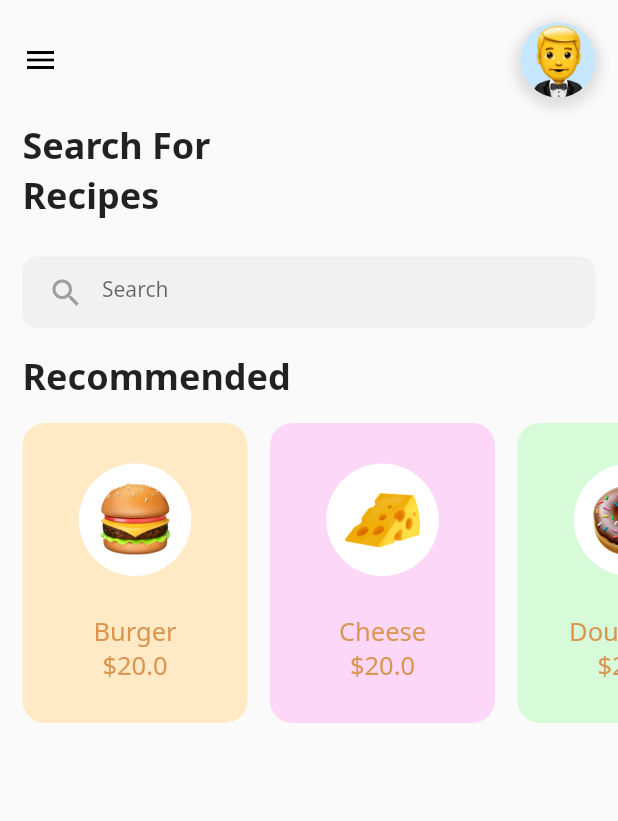
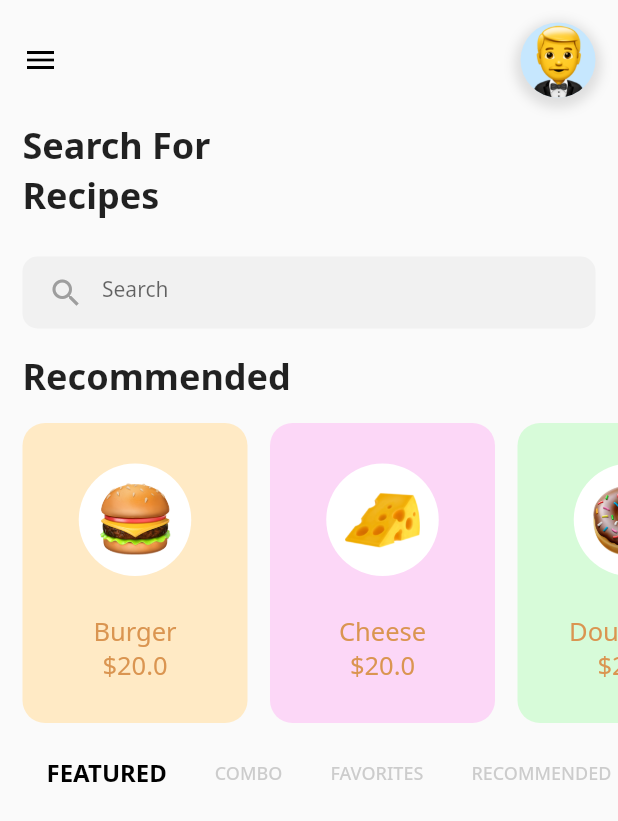
Before and after one commit to amitmaurya7374/Flutter-Food-order-App, a Flutter app: the screen it shows after launch, on a phone screen of 412 x 824 dp. Shown: the top 821 px of the screen. Run offline on Flutter 3.47's test engine with Material 2 defaults, Android fonts, the phone set to English and light mode, and no system bars; our stand-ins replace google_fonts.

Commit message:
3rd commit

```diff
--- a/lib/models/food_data.dart
+++ b/lib/models/food_data.dart
@@ -8,13 +8,13 @@ class FoodData extends ChangeNotifier {
     Food(name: 'Burger', price: 20.0, imagePath: 'assets/burger.png',color: Color(0XFFFFEAC5)),
     Food(name: 'Cheese', price: 20.0, imagePath: 'assets/cheese.png',color: Color(0XFFFCD7F7)),
     Food(name: 'Doughnut', price: 20.0, imagePath: 'assets/doughnut.png',color:Color(0XFFD7FBD9)),
-    Food(name: 'fries', price: 20.0, imagePath: 'assets/fries.png',color:Color(0XFFC3E3FF)),
+    Food(name: 'Fries', price: 20.0, imagePath: 'assets/fries.png',color:Color(0XFFC3E3FF)),
     Food(name: 'HotDog', price: 20.0, imagePath: 'assets/hotdog.png',color:Color(0XFFFFE4E0)),
     Food(name: 'Pizza', price: 20.0, imagePath: 'assets/pizza.png',color: Color(0XFFFFE4E0)),
     Food(name: 'PopCorn', price: 20.0, imagePath: 'assets/popcorn.png',color: Color(0XFFFED6CF)),
     Food(name: 'SandWich', price: 20.0, imagePath: 'assets/sandwich.png',color: Color(0XFFC5F6C5)),
     Food(name: 'Taco', price: 20.0, imagePath: 'assets/taco.png',color: Color(0XFFC4E2FD)),
-    Food(name: 'Tuxedo', price: 20.0, imagePath: 'assets/tuxedo.png'),
+    // Food(name: 'Tuxedo', price: 20.0, imagePath: 'assets/tuxedo.png'),
   ];
   UnmodifiableListView<Food> get foodItems{
     return UnmodifiableListView(_foodItems);
--- a/lib/screens/main_page_scrren.dart
+++ b/lib/screens/main_page_scrren.dart
@@ -1,9 +1,21 @@
 import 'package:flutter/material.dart';
-import 'package:food_app/models/food_data.dart';
+import 'package:food_app/widgets/foodListView.dart';
 import 'package:google_fonts/google_fonts.dart';
-import 'package:provider/provider.dart';
 
-class MainPageScreen extends StatelessWidget {
+class MainPageScreen extends StatefulWidget {
+  @override
+  _MainPageScreenState createState() => _MainPageScreenState();
+}
+
+class _MainPageScreenState extends State<MainPageScreen>
+    with SingleTickerProviderStateMixin {
+  TabController tabController;
+  @override
+  void initState() {
+    super.initState();
+    tabController = TabController(vsync: this, length: 4);
+  }
+
   @override
   Widget build(BuildContext context) {
     return Scaffold(
@@ -35,9 +47,7 @@ class MainPageScreen extends StatelessWidget {
                       shape: BoxShape.circle,
                       image: DecorationImage(
                         ///Note :List can be access by using index value
-                        image: AssetImage(Provider.of<FoodData>(context)
-                            .foodItems[9]
-                            .imagePath),
+                        image: AssetImage('assets/tuxedo.png'),
                         fit: BoxFit.contain,
                       ),
                     ),
@@ -99,80 +109,34 @@ class MainPageScreen extends StatelessWidget {
                 ),
               ),
             ),
-            SizedBox(height: 15.0,),
+            SizedBox(
+              height: 15.0,
+            ),
             Container(
               height: 200.0,
-
-              child: ListView.builder(
-                scrollDirection: Axis.horizontal,
-                itemBuilder: (context, index) {
-                  return Padding(
-                      padding: const EdgeInsets.only(left: 15.0),
-                      child: InkWell(
-                        onTap: () {},
-                        child: Container(
-
-                          height: 175.0,
-                          width: 150.0,
-                          decoration: BoxDecoration(
-                                    borderRadius: BorderRadius.circular(
-                                      15.0,
-                                    ),
-                                    color: Provider.of<FoodData>(context).foodItems[index].color,
-                                  ),
-                          child: Column(
-                            mainAxisAlignment: MainAxisAlignment.center,
-                            children: <Widget>[
-                              Hero(
-                                tag: Provider.of<FoodData>(context)
-                                    .foodItems[index]
-                                    .name,
-                                child: Container(
-                                  height: 75,
-                                  width: 75.0,
-                                  decoration: BoxDecoration(
-                                color: Colors.white, shape: BoxShape.circle),
-                                  child: Center(
-                                    child: Image.asset(
-                                      Provider.of<FoodData>(context)
-                                          .foodItems[index]
-                                          .imagePath,
-                                      height: 50.0,
-                                      width: 50.0,
-                                    ),
-                                  ),
-                                ),
-                              ),
-                              SizedBox(
-                                height: 25.0,
-                              ),
-                              Text(
-                                Provider.of<FoodData>(context)
-                                    .foodItems[index]
-                                    .name,
-                                style: GoogleFonts.notoSans(
-                                  fontSize: 17.0,
-                                  color: Color(0xFFDA9551),
-                                ),
-                              ),
-                              Text(
-                                '\$' +
-                                    Provider.of<FoodData>(context)
-                                        .foodItems[index]
-                                        .price
-                                        .toString(),
-                                style: GoogleFonts.notoSans(
-                                  fontSize: 17.0,
-                                  color: Color(0xFFDA9551),
-                                ),
-                              ),
-                            ],
-                          ),
-                        ),
-                      ));
-                },
-                itemCount: Provider.of<FoodData>(context).foodCount,
-              ),
+              child: FoodListView(),
+            ),
+            SizedBox(
+              height: 10.0,
+            ),
+            Padding(
+              padding: EdgeInsets.only(left: 15.0),
+              child: TabBar(
+                  controller: tabController,
+                  isScrollable: true,
+                  indicatorColor: Colors.transparent,
+                  labelColor: Colors.black,
+                  unselectedLabelColor: Colors.grey.withOpacity(0.5),
+                  labelStyle: GoogleFonts.notoSans(
+                      fontSize: 16.0, fontWeight: FontWeight.w700),
+                  unselectedLabelStyle: GoogleFonts.notoSans(
+                      fontSize: 12.0, fontWeight: FontWeight.w500),
+                  tabs: [
+                    Tab(child: Text('FEATURED')),
+                    Tab(child: Text('COMBO')),
+                    Tab(child: Text('FAVORITES')),
+                    Tab(child: Text('RECOMMENDED')),
+                  ]),
             ),
           ],
         ),
--- /dev/null
+++ b/lib/widgets/foodListView.dart
@@ -0,0 +1,83 @@
+
+import 'package:flutter/material.dart';
+import 'package:food_app/models/food_data.dart';
+import 'package:google_fonts/google_fonts.dart';
+import 'package:provider/provider.dart';
+
+class FoodListView extends StatelessWidget {
+
+
+  @override
+  Widget build(BuildContext context) {
+    return ListView.builder(
+      scrollDirection: Axis.horizontal,
+      itemBuilder: (context, index) {
+        return Padding(
+            padding: const EdgeInsets.only(left: 15.0),
+            child: InkWell(
+              onTap: () {},
+              child: Container(
+
+                height: 175.0,
+                width: 150.0,
+                decoration: BoxDecoration(
+                          borderRadius: BorderRadius.circular(
+                            15.0,
+                          ),
+                          color: Provider.of<FoodData>(context).foodItems[index].color,
+                        ),
+                child: Column(
+                  mainAxisAlignment: MainAxisAlignment.center,
+                  children: <Widget>[
+                    Hero(
+                      tag: Provider.of<FoodData>(context)
+                          .foodItems[index]
+                          .name,
+                      child: Container(
+                        height: 75,
+                        width: 75.0,
+                        decoration: BoxDecoration(
+                      color: Colors.white, shape: BoxShape.circle),
+                        child: Center(
+                          child: Image.asset(
+                            Provider.of<FoodData>(context)
+                                .foodItems[index]
+                                .imagePath,
+                            height: 50.0,
+                            width: 50.0,
+                          ),
+                        ),
+                      ),
+                    ),
+                    SizedBox(
+                      height: 25.0,
+                    ),
+                    Text(
+                      Provider.of<FoodData>(context)
+                          .foodItems[index]
+                          .name,
+                      style: GoogleFonts.notoSans(
+                        fontSize: 17.0,
+                        color: Color(0xFFDA9551),
+                      ),
+                    ),
+                    Text(
+                      '\$' +
+                          Provider.of<FoodData>(context)
+                              .foodItems[index]
+                              .price
+                              .toString(),
+                      style: GoogleFonts.notoSans(
+                        fontSize: 17.0,
+                        color: Color(0xFFDA9551),
+                      ),
+                    ),
+                  ],
+                ),
+              ),
+            ));
+      },
+      itemCount: Provider.of<FoodData>(context).foodCount,
+    );
+  }
+}
```
